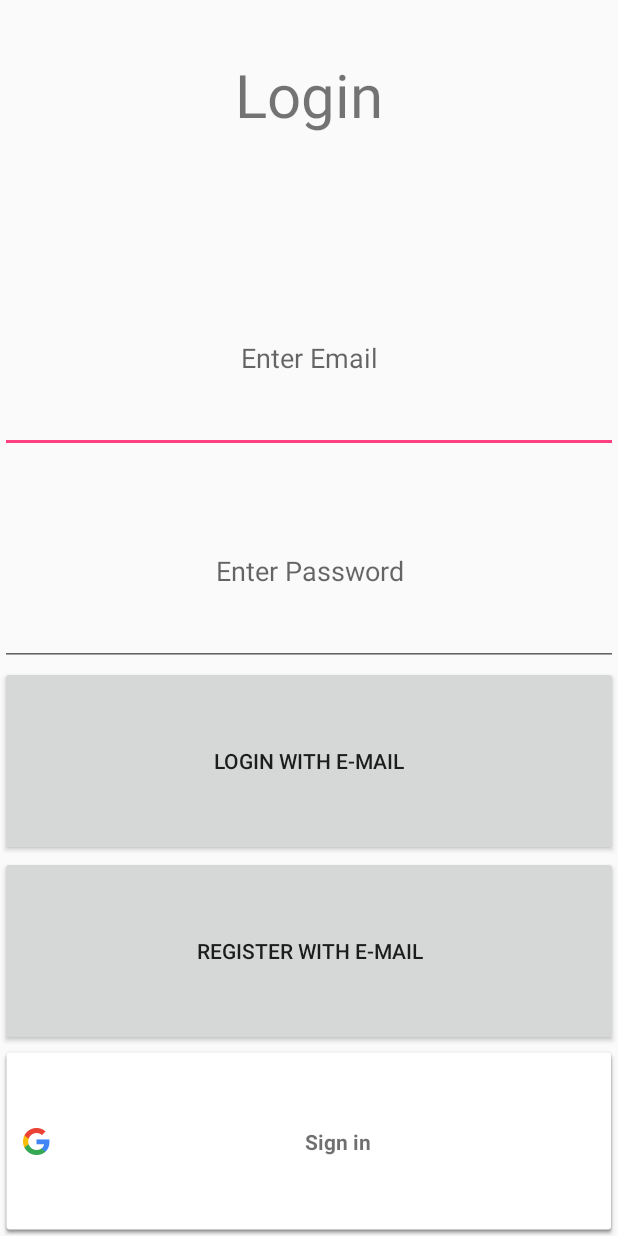
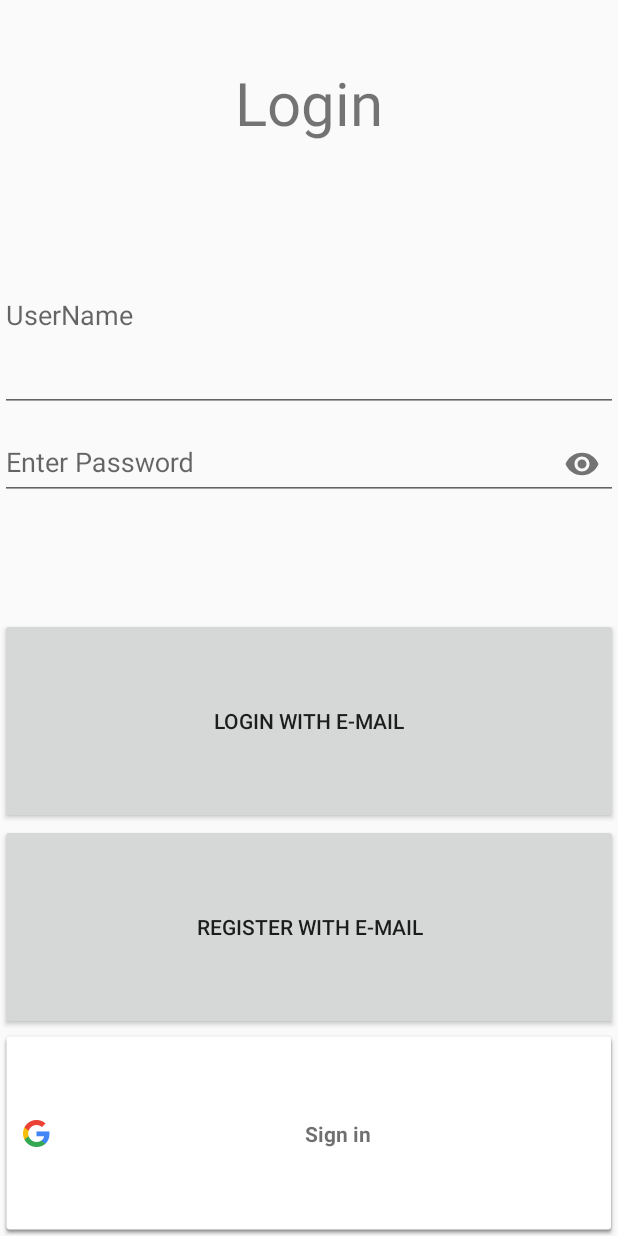
Before and after one commit to AleksandarMironov/MoneyIO, an Android app: the screen it shows after launch (MainActivity), on a phone screen of 412 x 824 dp. Run offline under Robolectric (Android 15) with nearby library versions, the phone set to English and light mode, and no system bars; our stand-ins replace Firebase (no records; nobody signed in at launch, a user with empty details on screens opened directly).

Commit message:
Edit text in MainActivity is changed to TextInputEditText.

```diff
--- a/MoneyIO/app/build.gradle
+++ b/MoneyIO/app/build.gradle
@@ -29,6 +29,7 @@ dependencies {
     compile 'com.google.firebase:firebase-auth:10.2.4'
     compile 'com.google.android.gms:play-services-auth:10.2.4'
     compile 'com.google.firebase:firebase-database:10.2.4'
+    compile 'com.android.support:design:25.3.1'
     compile 'com.android.support:support-v4:25.3.1'
     testCompile 'junit:junit:4.12'
 }
--- a/MoneyIO/app/src/main/java/io/money/moneyio/activities/HomeActivity.java
+++ b/MoneyIO/app/src/main/java/io/money/moneyio/activities/HomeActivity.java
@@ -1,5 +1,6 @@
 package io.money.moneyio.activities;
 
+import android.app.Activity;
 import android.app.Fragment;
 import android.app.FragmentManager;
 import android.app.FragmentTransaction;
@@ -12,8 +13,10 @@ import android.support.v7.app.AppCompatActivity;
 import android.os.Bundle;
 import android.view.Gravity;
 import android.view.View;
+import android.view.inputmethod.InputMethodManager;
 import android.widget.Button;
 import android.widget.ImageButton;
+import android.widget.LinearLayout;
 
 import com.google.firebase.auth.FirebaseAuth;
 import com.google.firebase.auth.FirebaseUser;
@@ -124,6 +127,17 @@ public class HomeActivity extends AppCompatActivity {
         });
     }
 
+    public void keyboardHideListener(){
+        LinearLayout layout = (LinearLayout) findViewById(R.id.register_activity);
+        layout.setOnClickListener(new View.OnClickListener() {
+            @Override
+            public void onClick(View v) {
+                InputMethodManager imm = (InputMethodManager) getSystemService(Activity.INPUT_METHOD_SERVICE);
+                imm.hideSoftInputFromWindow(v.getWindowToken(), 0);
+            }
+        });
+    }
+
     public void quitDrawerMenuBtnListener() {
         btnQuit.setOnClickListener(new View.OnClickListener() {
             @Override
--- a/MoneyIO/app/src/main/java/io/money/moneyio/activities/MainActivity.java
+++ b/MoneyIO/app/src/main/java/io/money/moneyio/activities/MainActivity.java
@@ -6,6 +6,7 @@ import android.content.DialogInterface;
 import android.content.Intent;
 import android.content.pm.PackageManager;
 import android.support.annotation.NonNull;
+import android.support.design.widget.TextInputEditText;
 import android.support.v4.app.ActivityCompat;
 import android.support.v7.app.AlertDialog;
 import android.support.v7.app.AppCompatActivity;
@@ -49,9 +50,11 @@ public class MainActivity extends AppCompatActivity {
     private static final int RC_SIGN_IN = 2;
     private GoogleApiClient mGoogleApiClient;
     private FirebaseAuth.AuthStateListener mAuthStateListener;
-    private EditText email, psw;
+    private EditText email;
+    private TextInputEditText psw;
     private Button registerMail;
     private SignInButton loginGoogle;
+    private View dummyView;
 
     @Override
     protected void onCreate(Bundle savedInstanceState) {
@@ -84,9 +87,10 @@ public class MainActivity extends AppCompatActivity {
 
         firebaseAuth = FirebaseAuth.getInstance();
         email = (EditText)findViewById(R.id.loginmail_email);
-        psw = (EditText)findViewById(R.id.loginmail_password);
+        psw = (TextInputEditText)findViewById(R.id.loginmail_password);
         registerMail = (Button) findViewById(R.id.main_registermail_btn);
         loginGoogle = (SignInButton) findViewById(R.id.main_googlelogin_btn);
+        dummyView = findViewById(R.id.dummy);
     }
 
     private void chechForLoggedUser(){
@@ -146,6 +150,7 @@ public class MainActivity extends AppCompatActivity {
         layout.setOnClickListener(new View.OnClickListener() {
             @Override
             public void onClick(View v) {
+                dummyView.requestFocus();
                 InputMethodManager imm = (InputMethodManager) getSystemService(Activity.INPUT_METHOD_SERVICE);
                 imm.hideSoftInputFromWindow(v.getWindowToken(), 0);
             }
--- a/MoneyIO/app/src/main/res/layout/activity_main.xml
+++ b/MoneyIO/app/src/main/res/layout/activity_main.xml
@@ -17,26 +17,32 @@
         android:gravity="center"
         android:textSize="40sp" />
 
-    <EditText
-        android:id="@+id/loginmail_email"
+    <android.support.design.widget.TextInputLayout
+        android:id="@+id/text_input_layout"
+        android:layout_width="match_parent"
+        android:layout_height="0dp"
+        android:layout_weight="1">
+
+        <EditText
+            android:id="@+id/loginmail_email"
+            android:layout_width="match_parent"
+            android:layout_height="match_parent"
+            android:hint="UserName"/>
+    </android.support.design.widget.TextInputLayout>
+
+    <android.support.design.widget.TextInputLayout
         android:layout_width="match_parent"
         android:layout_height="0dp"
         android:layout_weight="1"
-        android:hint="Enter Email"
-        android:inputType="text"
-        android:layout_marginTop="50dp"
-        android:gravity="center"/>
+        app:passwordToggleEnabled="true">
 
-    <EditText
-        android:id="@+id/loginmail_password"
-        android:layout_width="match_parent"
-        android:layout_height="0dp"
-        android:layout_weight="1"
-        android:layout_marginTop="15dp"
-        android:hint="Enter Password"
-        android:inputType="textPassword"
-        android:gravity="center"/>
-
+        <android.support.design.widget.TextInputEditText
+            android:id="@+id/loginmail_password"
+            android:layout_width="match_parent"
+            android:layout_height="wrap_content"
+            android:hint="Enter Password"
+            android:inputType="textPassword"/>
+    </android.support.design.widget.TextInputLayout>
 
     <Button
         android:id="@+id/main_loginmail_btn"
@@ -58,4 +64,13 @@
         android:layout_width="match_parent"
         android:layout_height="0dp"
         android:layout_weight="1" />
+
+    <View
+        android:id="@+id/dummy"
+        android:layout_width="0px"
+        android:layout_height="0px"
+        android:focusable="true"
+        android:focusableInTouchMode="true" >
+        <requestFocus/>
+    </View>
 </LinearLayout>
```
